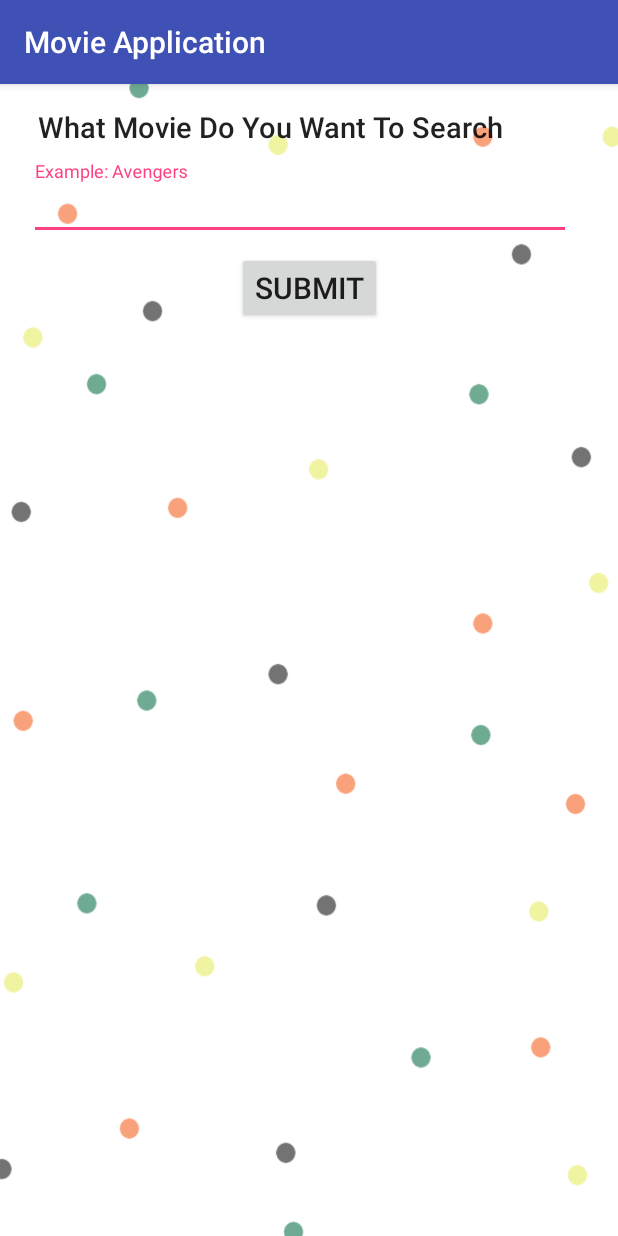
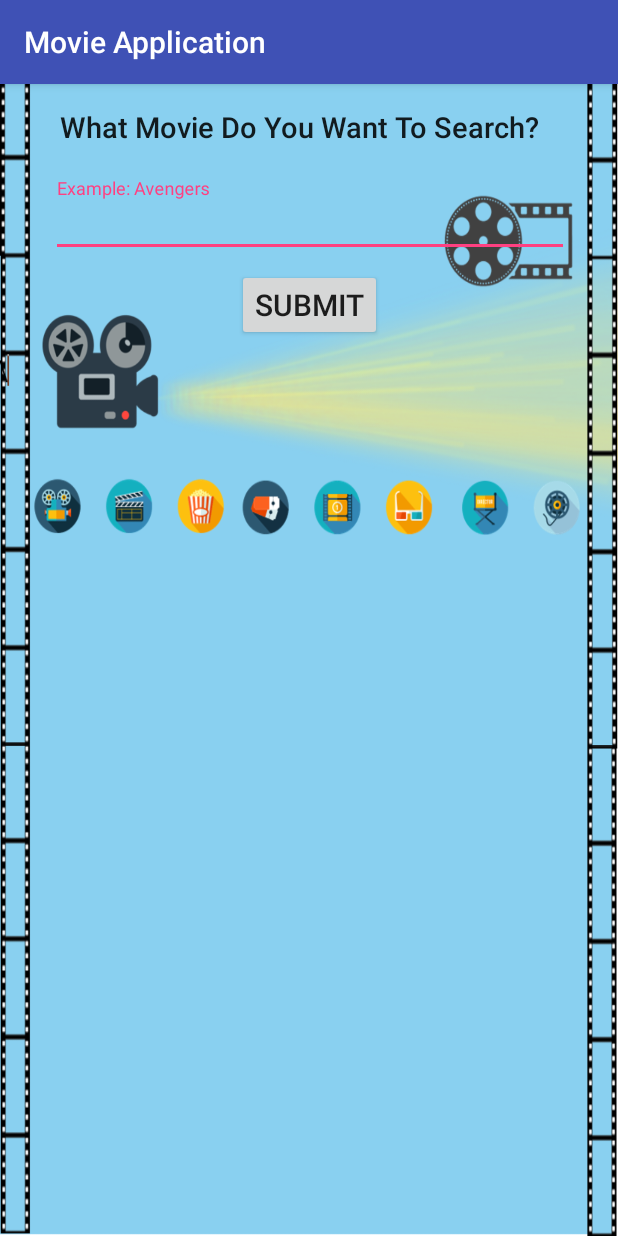
Before and after one commit to flanzyflan/SongCultureApp, an Android app: the screen it shows after launch (MainActivity), on a phone screen of 412 x 824 dp. Run offline under Robolectric (Android 15) with nearby library versions, the phone set to English and light mode, and no system bars; our stand-ins replace Volley.

Commit message:
Changing background

```diff
--- a/app/src/main/res/layout/activity_main.xml
+++ b/app/src/main/res/layout/activity_main.xml
@@ -4,18 +4,20 @@
     xmlns:tools="http://schemas.android.com/tools"
     android:layout_width="match_parent"
     android:layout_height="match_parent"
-    android:background="@drawable/download"
+    android:background="@drawable/tem1"
     tools:context=".MainActivity"
-    tools:layout_editor_absoluteY="81dp">
+    tools:layout_editor_absoluteY="81dp"
+    android:isScrollContainer="false"
+    >
 
 
     <TextView
         android:id="@+id/Question1"
-        android:layout_width="361dp"
-        android:layout_height="28dp"
+        android:layout_width="340dp"
+        android:layout_height="27dp"
         android:layout_marginBottom="8dp"
         android:layout_marginEnd="8dp"
-        android:layout_marginStart="8dp"
+        android:layout_marginStart="15dp"
         android:layout_marginTop="15dp"
         android:ems="10"
         android:text="@string/question1"
@@ -29,11 +31,11 @@
 
     <android.support.design.widget.TextInputLayout
         android:id="@+id/textInputLayout"
-        android:layout_width="361dp"
+        android:layout_width="345dp"
         android:layout_height="0dp"
         android:layout_marginEnd="8dp"
-        android:layout_marginStart="1dp"
-        android:layout_marginTop="8dp"
+        android:layout_marginStart="15dp"
+        android:layout_marginTop="20dp"
         app:layout_constraintEnd_toEndOf="parent"
         app:layout_constraintHorizontal_bias="0.428"
         app:layout_constraintStart_toStartOf="parent"
@@ -71,14 +73,16 @@
 
     <ScrollView
         android:id="@+id/scrollView2"
-        android:layout_width="368dp"
-        android:layout_height="329dp"
+        android:layout_width="348dp"
+        android:layout_height="286dp"
         android:layout_marginEnd="8dp"
         android:layout_marginStart="8dp"
-        android:layout_marginTop="50dp"
+        android:layout_marginTop="75dp"
+        android:isScrollContainer="false"
         app:layout_constraintEnd_toEndOf="parent"
         app:layout_constraintStart_toStartOf="parent"
         app:layout_constraintTop_toBottomOf="@+id/button">
+
 
         <LinearLayout
             android:layout_width="match_parent"
--- a/app/src/main/res/values/strings.xml
+++ b/app/src/main/res/values/strings.xml
@@ -1,6 +1,6 @@
 <resources>
     <string name="app_name">Movie Application</string>
-    <string name="question1">What Movie Do You Want To Search</string>
+    <string name="question1">What Movie Do You Want To Search?</string>
     <string name="question2">How far back (release year) do you want to watch? </string>
     <string name="question3">What genres do you like?</string>
     <string name="hint1">Example: Avengers</string>
```
Also changed, not shown: app/src/main/res/drawable/tem1.PNG (added), app/src/main/res/drawable/template.PNG (added).
